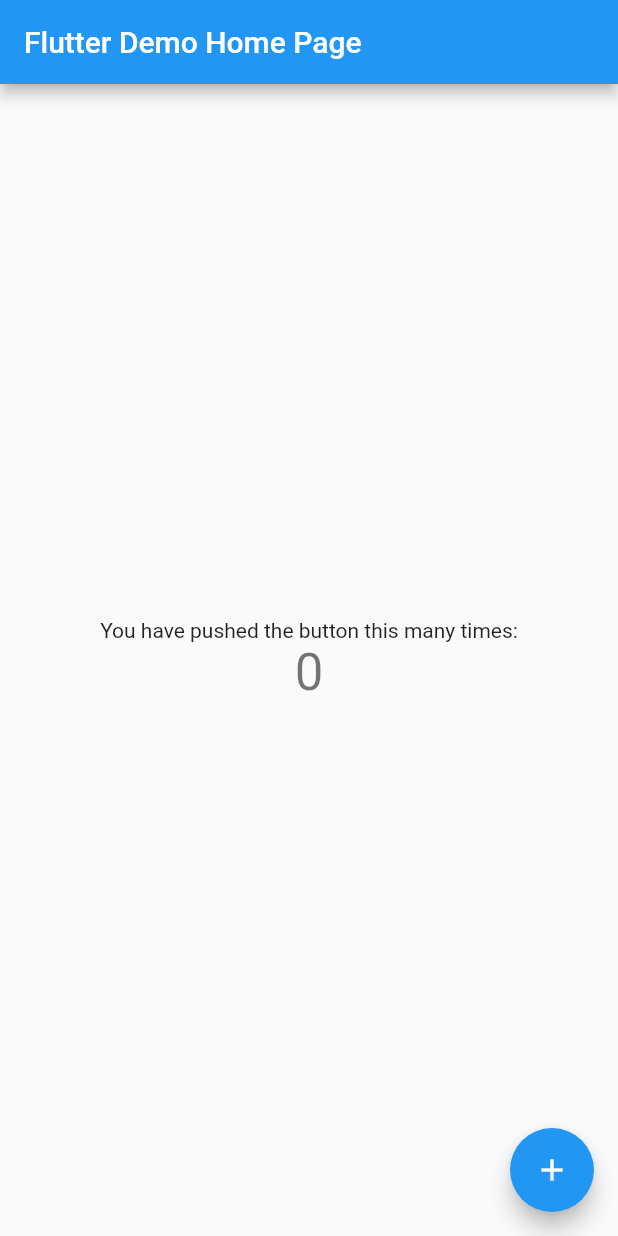
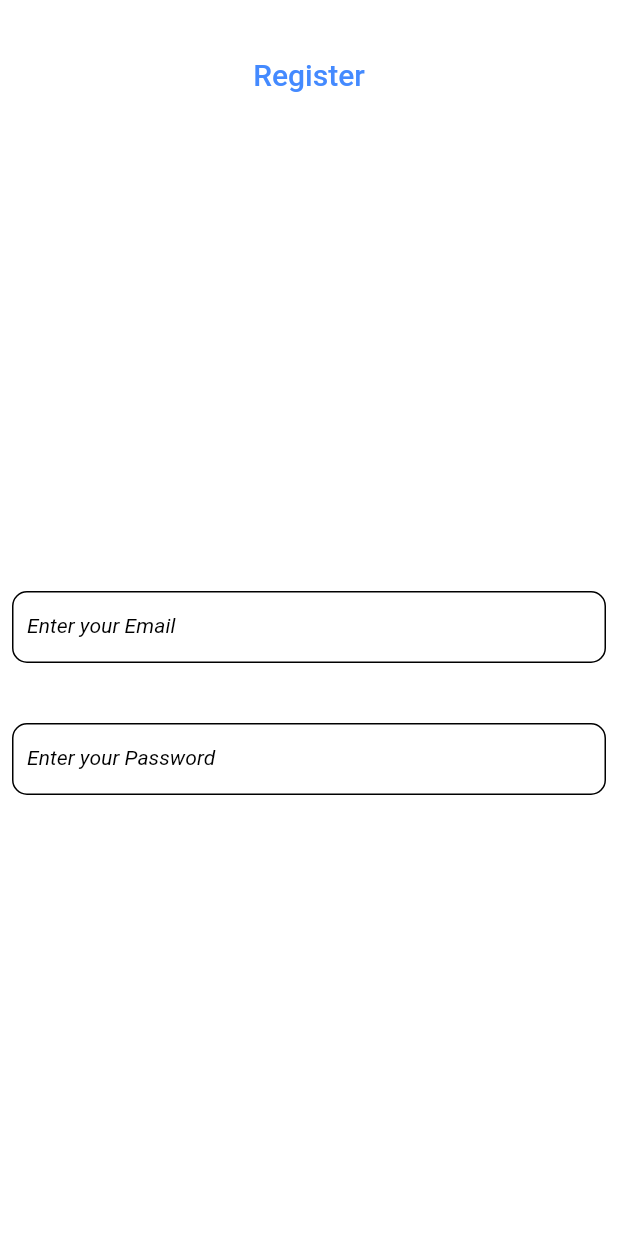
Before and after one commit to OstrichFarmer/notepad, a Flutter app: the screen it shows after launch, on a phone screen of 412 x 824 dp. Run offline on Flutter 3.47's test engine with Material 2 defaults, Android fonts, the phone set to English and light mode, and no system bars; our stand-ins replace firebase_core; accounts and stored records are empty.

Commit message:
created the register textformfields

```diff
--- a/lib/main.dart
+++ b/lib/main.dart
@@ -1,69 +1,95 @@
 import 'package:flutter/material.dart';
 
 void main() {
-  runApp(const MyApp());
+  runApp(MaterialApp(
+    title: 'Flutter Demo',
+    theme: ThemeData(
+      primarySwatch: Colors.blue,
+    ),
+    debugShowCheckedModeBanner: false,
+    home: const Homepage(),
+  ));
 }
 
-class MyApp extends StatelessWidget {
-  const MyApp({super.key});
-
-  // This widget is the root of your application.
-  @override
-  Widget build(BuildContext context) {
-    return MaterialApp(
-      title: 'Flutter Demo',
-      theme: ThemeData(
-        primarySwatch: Colors.blue,
-      ),
-      debugShowCheckedModeBanner: false,
-      home: const MyHomePage(title: 'Flutter Demo Home Page'),
-    );
-  }
-}
-
-class MyHomePage extends StatefulWidget {
-  const MyHomePage({super.key, required this.title});
-
-  final String title;
-
-  @override
-  State<MyHomePage> createState() => _MyHomePageState();
-}
-
-class _MyHomePageState extends State<MyHomePage> {
-  int _counter = 0;
-
-  void _incrementCounter() {
-    setState(() {
-      _counter++;
-    });
-  }
+class Homepage extends StatelessWidget {
+  const Homepage({super.key});
 
   @override
   Widget build(BuildContext context) {
     return Scaffold(
+      backgroundColor: Colors.white,
       appBar: AppBar(
-        title: Text(widget.title),
+        backgroundColor: Colors.white,
+        elevation: 0,
+        toolbarHeight: 100,
+        title: const Text(
+          'Register',
+          style: TextStyle(color: Colors.blueAccent),
+        ),
+        centerTitle: true,
       ),
-      body: Center(
+      body: Padding(
+        padding: const EdgeInsets.all(8.0),
         child: Column(
           mainAxisAlignment: MainAxisAlignment.center,
-          children: <Widget>[
-            const Text(
-              'You have pushed the button this many times:',
+          children: [
+            TextFormField(
+              cursorColor: Colors.lightBlueAccent,
+              onChanged: (_) {},
+              decoration: InputDecoration(
+                filled: true,
+                fillColor: Colors.white,
+                labelText: 'Enter your Email',
+                labelStyle: const TextStyle(
+                  color: Colors.black,
+                  fontSize: 14,
+                  fontStyle: FontStyle.italic,
+                  fontWeight: FontWeight.w400,
+                ),
+                focusedBorder: OutlineInputBorder(
+                  borderRadius: BorderRadius.circular(10),
+                  borderSide: const BorderSide(
+                    color: Colors.lightBlueAccent,
+                  ),
+                ),
+                contentPadding: const EdgeInsets.all(10),
+                enabledBorder: OutlineInputBorder(
+                  borderRadius: BorderRadius.circular(10),
+                ),
+              ),
             ),
-            Text(
-              '$_counter',
-              style: Theme.of(context).textTheme.headline4,
+            const SizedBox(
+              height: 40,
+            ),
+            TextFormField(
+              obscureText: true,
+              cursorColor: Colors.lightBlueAccent,
+              onChanged: (_) {},
+              decoration: InputDecoration(
+                filled: true,
+                fillColor: Colors.white,
+                labelText: 'Enter your Password',
+                labelStyle: const TextStyle(
+                  color: Colors.black,
+                  fontSize: 14,
+                  fontStyle: FontStyle.italic,
+                  fontWeight: FontWeight.w400,
+                ),
+                focusedBorder: OutlineInputBorder(
+                  borderRadius: BorderRadius.circular(10),
+                  borderSide: const BorderSide(
+                    color: Colors.lightBlueAccent,
+                  ),
+                ),
+                contentPadding: const EdgeInsets.all(10),
+                enabledBorder: OutlineInputBorder(
+                  borderRadius: BorderRadius.circular(10),
+                ),
+              ),
             ),
           ],
         ),
       ),
-      floatingActionButton: FloatingActionButton(
-        onPressed: _incrementCounter,
-        tooltip: 'Increment',
-        child: const Icon(Icons.add),
-      ),
     );
   }
 }
```
Also changed, not shown: 2 other files.
